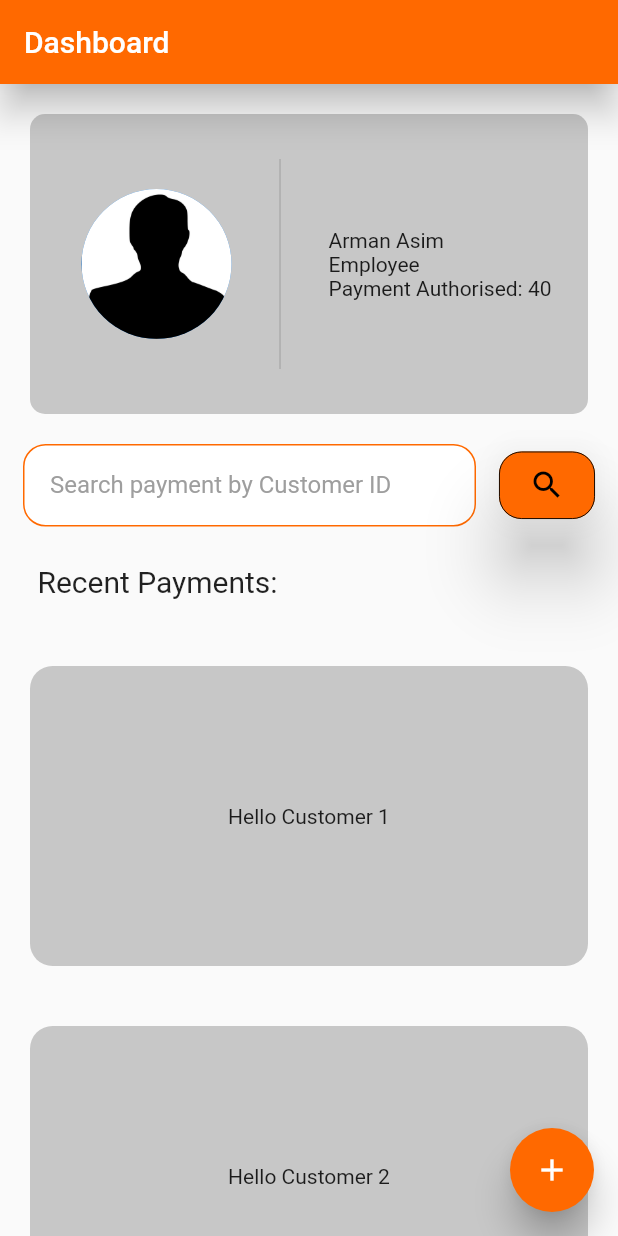
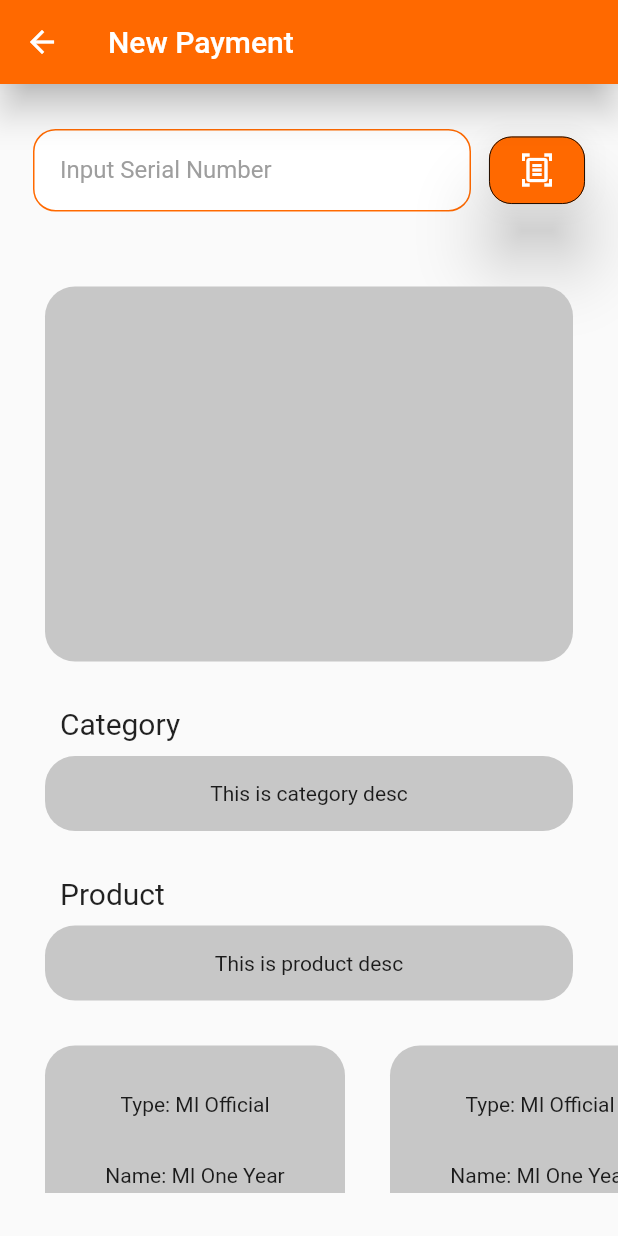
Before and after one commit to ArmanNawaz/MiCrators-MI-Billing-App, a Flutter app: the DashBoard screen opened directly, after a tap on the "add" icon, on a phone screen of 412 x 824 dp. Run offline on Flutter 3.47's test engine with Material 2 defaults, Android fonts, the phone set to English and light mode, and no system bars.

Commit message:
Created fully responsive Payment page

```diff
--- /dev/null
+++ b/lib/screens/components/new_payment_phone.dart
@@ -0,0 +1,145 @@
+import 'dart:math';
+
+import 'package:flutter/material.dart';
+
+import '../../constants.dart';
+import '../new_payment.dart';
+
+class NewPaymentPhone extends StatelessWidget {
+  const NewPaymentPhone({Key? key}) : super(key: key);
+
+  @override
+  Widget build(BuildContext context) {
+    Size size = MediaQuery.of(context).size;
+    return Column(
+      children: [
+        Padding(
+          padding: const EdgeInsets.symmetric(vertical: 30.0, horizontal: 10),
+          child: Row(
+            mainAxisAlignment: MainAxisAlignment.spaceEvenly,
+            children: [
+              SizedBox(
+                width: max(size.width - 120, 200),
+                child: TextField(
+                  onChanged: (value) {},
+                  keyboardType: TextInputType.text,
+                  decoration: InputDecoration(
+                    enabledBorder: OutlineInputBorder(
+                        borderSide: BorderSide(color: primaryColor),
+                        borderRadius: BorderRadius.circular(15)),
+                    focusedBorder: const OutlineInputBorder(
+                        borderSide: BorderSide(color: Colors.blue)),
+                    labelText: "Input Serial Number",
+                    labelStyle: const TextStyle(color: Colors.grey),
+                    hintText: 'Enter BarCode Serial Number',
+                    hintStyle: const TextStyle(color: Colors.grey),
+                  ),
+                ),
+              ),
+              SizedBox(
+                height: 45,
+                child: ElevatedButton(
+                  onPressed: () {},
+                  style: ElevatedButton.styleFrom(
+                    backgroundColor: primaryColor,
+                    foregroundColor: Colors.black,
+                    elevation: 20.0,
+                    shadowColor: Colors.black,
+                    shape: RoundedRectangleBorder(
+                      borderRadius: BorderRadius.circular(15),
+                    ),
+                    side: const BorderSide(
+                      color: Colors.black,
+                      width: 0.6,
+                    ),
+                  ),
+                  child: const Center(
+                    child: Icon(
+                      Icons.document_scanner_outlined,
+                      color: Colors.white,
+                    ),
+                  ),
+                ),
+              ),
+            ],
+          ),
+        ),
+        SizedBox(
+          height: size.height - 200,
+          child: ListView(
+            // mainAxisAlignment: MainAxisAlignment.spaceEvenly,
+            children: [
+              Padding(
+                padding: const EdgeInsets.only(
+                    top: 20, left: 30, right: 30, bottom: 10),
+                child: Container(
+                  height: 250,
+                  decoration: BoxDecoration(
+                      color: const Color(0xffc7c7c7),
+                      borderRadius: BorderRadius.circular(20)),
+                ),
+              ),
+              Column(
+                children: [
+                  DetailsCard(
+                    heading: "Category",
+                    desc: "This is category desc",
+                  ),
+                  DetailsCard(
+                    heading: "Product",
+                    desc: "This is product desc",
+                  ),
+                  SizedBox(
+                    height: 240,
+                    child: ListView.builder(
+                      scrollDirection: Axis.horizontal,
+                      itemCount: 20,
+                      itemBuilder: (BuildContext context, int ind) =>
+                          WarrantyCard(
+                              type: "MI Official",
+                              name: "MI One Year",
+                              period: "90",
+                              desc: "This is desc"),
+                    ),
+                  ),
+                ],
+              ),
+              Padding(
+                padding: const EdgeInsets.only(
+                    top: 20, left: 30, right: 10, bottom: 10),
+                child: SizedBox(
+                  height: 45,
+                  child: ElevatedButton(
+                    onPressed: () {},
+                    style: ElevatedButton.styleFrom(
+                      backgroundColor: primaryColor,
+                      foregroundColor: Colors.black,
+                      elevation: 20.0,
+                      shadowColor: Colors.black,
+                      shape: RoundedRectangleBorder(
+                        borderRadius: BorderRadius.circular(15),
+                      ),
+                      side: const BorderSide(
+                        color: Colors.black,
+                        width: 0.6,
+                      ),
+                    ),
+                    child: SizedBox(
+                      width: size.height - 350,
+                      child: const Center(
+                        child: Text(
+                          "Payment",
+                          style: TextStyle(color: Colors.white, fontSize: 20),
+                        ),
+                      ),
+                    ),
+                  ),
+                ),
+              ),
+            ],
+          ),
+        )
+      ],
+    );
+  }
+}
--- a/lib/screens/dashboard.dart
+++ b/lib/screens/dashboard.dart
@@ -1,6 +1,7 @@
 import 'package:flutter/material.dart';
 import 'package:mi_crators/constants.dart';
 import 'package:mi_crators/screens/components/dashboard_pc.dart';
+import 'package:mi_crators/screens/new_payment.dart';
 
 import 'components/dashboard_phone.dart';
 
@@ -15,7 +16,10 @@ class DashBoard extends StatelessWidget {
           ? null
           : FloatingActionButton(
               elevation: 10,
-              onPressed: () {},
+              onPressed: () {
+                Navigator.push(context,
+                    MaterialPageRoute(builder: (context) => NewPayment()));
+              },
               backgroundColor: primaryColor,
               foregroundColor: Colors.white,
               tooltip: "New Payment",
--- a/lib/screens/home_page.dart
+++ b/lib/screens/home_page.dart
@@ -62,7 +62,7 @@ class MyHomePage extends StatelessWidget {
                   ),
                   const SizedBox(height: 40),
                   createInputFields(
-                      isPc: size.width >= 700, textInputSize: textInputSize),
+                      isPc: size.width > 900, textInputSize: textInputSize),
                   const SizedBox(height: 20),
                   Padding(
                     padding: EdgeInsets.only(top: 10.0, left: pd, right: pd),
--- /dev/null
+++ b/lib/screens/new_payment.dart
@@ -0,0 +1,91 @@
+import 'package:flutter/material.dart';
+import 'package:mi_crators/constants.dart';
+import 'package:mi_crators/screens/components/new_payment_phone.dart';
+
+import 'components/new_payment_pc.dart';
+
+late Size size;
+late bool? isPc;
+
+class NewPayment extends StatelessWidget {
+  const NewPayment({Key? key}) : super(key: key);
+
+  @override
+  Widget build(BuildContext context) {
+    size = MediaQuery.of(context).size;
+    isPc = size.width > 900;
+    return Scaffold(
+        appBar: createAppBar(title: "New Payment", backButton: true),
+        body: isPc! ? NewPaymentPc() : NewPaymentPhone());
+  }
+}
+
+// ignore: must_be_immutable
+class WarrantyCard extends StatelessWidget {
+  WarrantyCard({Key? key, this.type, this.name, this.period, this.desc})
+      : super(key: key);
+  String? type;
+  String? name;
+  String? period;
+  String? desc;
+  @override
+  Widget build(BuildContext context) {
+    return Padding(
+      padding: EdgeInsets.only(top: 20.0, left: 30),
+      child: GestureDetector(
+        onTap: () {},
+        child: Container(
+          height: 200,
+          width: 200,
+          decoration: BoxDecoration(
+            color: const Color(0xffc7c7c7),
+            borderRadius: BorderRadius.circular(20),
+          ),
+          child: Column(
+            mainAxisAlignment: MainAxisAlignment.spaceEvenly,
+            children: [
+              Text("Type: $type"),
+              Text("Name: $name"),
+              Text("Period: $period days"),
+              Text("Desc: $desc"),
+            ],
+          ),
+        ),
+      ),
+    );
+  }
+}
+
+// ignore: must_be_immutable
+class DetailsCard extends StatelessWidget {
+  DetailsCard({Key? key, this.desc, this.heading}) : super(key: key);
+  String? heading;
+  String? desc;
+  @override
+  Widget build(BuildContext context) {
+    return Column(
+      crossAxisAlignment: CrossAxisAlignment.start,
+      children: [
+        Padding(
+          padding: const EdgeInsets.only(top: 20, left: 40, right: 10),
+          child: Text(
+            heading!,
+            style: const TextStyle(fontSize: 20),
+          ),
+        ),
+        Padding(
+          padding: EdgeInsets.only(
+              top: 10, left: 30, right: isPc! ? 10 : 30, bottom: 10),
+          child: Container(
+            height: 50,
+            decoration: BoxDecoration(
+              color: const Color(0xffc7c7c7),
+              borderRadius: BorderRadius.circular(20),
+            ),
+            child: Center(child: Text(desc!)),
+          ),
+        ),
+      ],
+    );
+  }
+}
```
Also changed, not shown: lib/screens/components/dashboard_pc.dart (+7 -1 lines), lib/screens/components/new_payment_pc.dart (added, +154 -0 lines).
